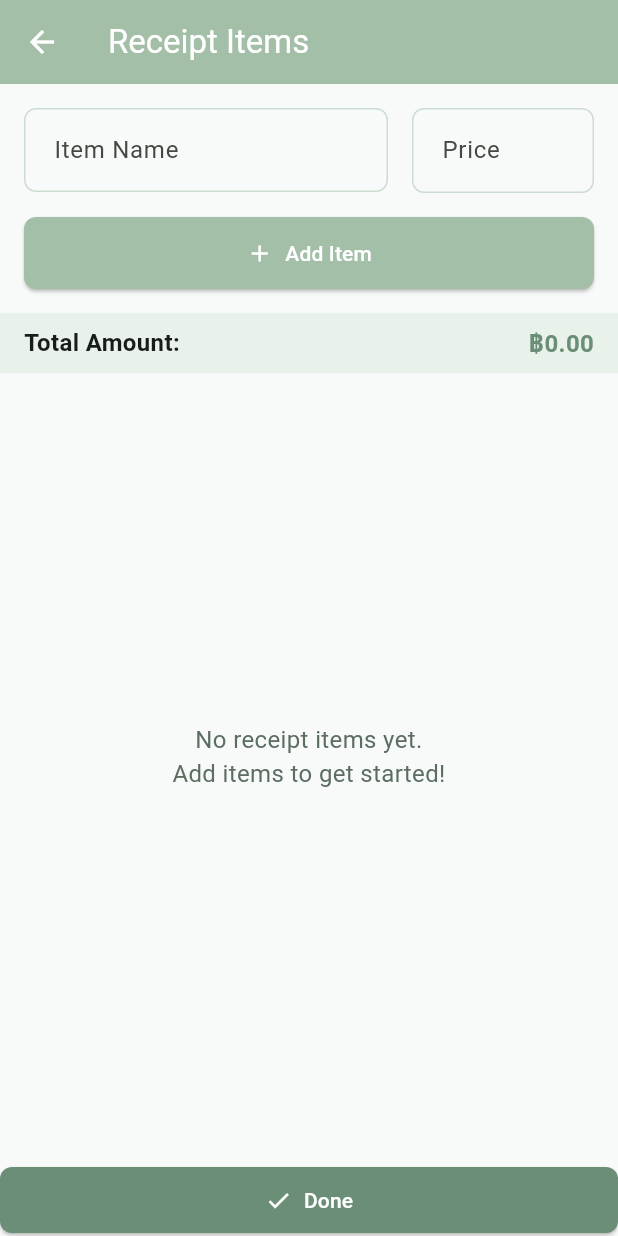
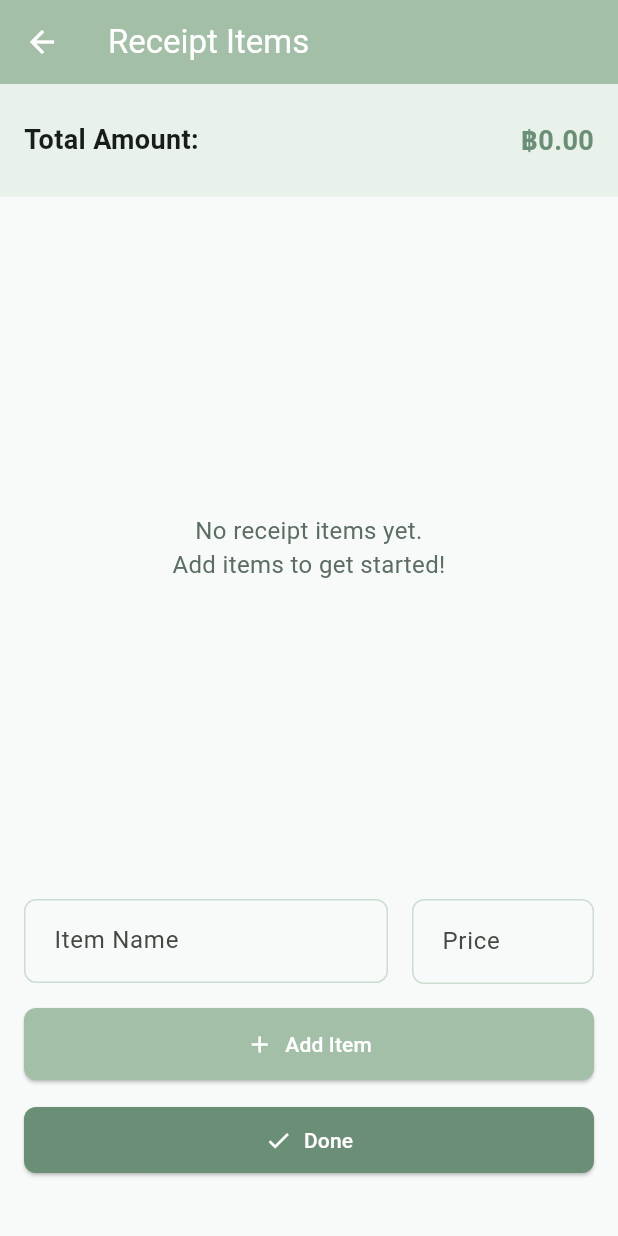
Before and after one commit to vilaphongdouangmala/patty-cash, a Flutter app: the ReceiptScreen screen opened directly, on a phone screen of 412 x 824 dp. Run offline on Flutter 3.47's test engine with Material 3 defaults, Android fonts, the phone set to English and light mode, and no system bars; our stand-ins replace easy_localization, flutter_riverpod, riverpod_annotation; generated files the repository leaves out were written again.

Commit message:
overall UX improvement

```diff
--- a/lib/src/screens/receipt_screen.dart
+++ b/lib/src/screens/receipt_screen.dart
@@ -44,6 +44,53 @@ class _ReceiptScreenState extends ConsumerState<ReceiptScreen> {
       ),
       body: Column(
         children: [
+          // Total amount display
+          Container(
+            padding: const EdgeInsets.symmetric(horizontal: 16, vertical: 24),
+            color: AppTheme.accentColor,
+            child: Row(
+              mainAxisAlignment: MainAxisAlignment.spaceBetween,
+              children: [
+                Text(
+                  'receipt_screen.total_amount'.tr(),
+                  style: const TextStyle(
+                    fontWeight: FontWeight.bold,
+                    fontSize: 18,
+                  ),
+                ),
+                Text(
+                  '฿${totalAmount.toStringAsFixed(2)}',
+                  style: const TextStyle(
+                    fontWeight: FontWeight.bold,
+                    fontSize: 18,
+                    color: AppTheme.secondaryColor,
+                  ),
+                ),
+              ],
+            ),
+          ),
+          const SizedBox(height: 16),
+          // Receipt items list
+          Expanded(
+            child: receiptItems.isEmpty
+                ? const Center(
+                    child: Text(
+                      'No receipt items yet.\nAdd items to get started!',
+                      textAlign: TextAlign.center,
+                      style: TextStyle(
+                        color: AppTheme.lightTextColor,
+                        fontSize: 16,
+                      ),
+                    ),
+                  )
+                : ListView.builder(
+                    itemCount: receiptItems.length,
+                    itemBuilder: (context, index) {
+                      final item = receiptItems[index];
+                      return _buildReceiptItemCard(item);
+                    },
+                  ),
+          ),
           // Add receipt item form
           Padding(
             padding: const EdgeInsets.all(16.0),
@@ -117,56 +164,9 @@ class _ReceiptScreenState extends ConsumerState<ReceiptScreen> {
               ),
             ),
           ),
-
-          // Total amount display
-          Container(
-            padding: const EdgeInsets.symmetric(horizontal: 16, vertical: 8),
-            color: AppTheme.accentColor,
+          Padding(
+            padding: const EdgeInsets.symmetric(horizontal: 16.0),
             child: Row(
-              mainAxisAlignment: MainAxisAlignment.spaceBetween,
-              children: [
-                Text(
-                  'receipt_screen.total_amount'.tr(),
-                  style: const TextStyle(
-                    fontWeight: FontWeight.bold,
-                    fontSize: 16,
-                  ),
-                ),
-                Text(
-                  '฿${totalAmount.toStringAsFixed(2)}',
-                  style: const TextStyle(
-                    fontWeight: FontWeight.bold,
-                    fontSize: 16,
-                    color: AppTheme.secondaryColor,
-                  ),
-                ),
-              ],
-            ),
-          ),
-
-          // Receipt items list
-          Expanded(
-            child: receiptItems.isEmpty
-                ? const Center(
-                    child: Text(
-                      'No receipt items yet.\nAdd items to get started!',
-                      textAlign: TextAlign.center,
-                      style: TextStyle(
-                        color: AppTheme.lightTextColor,
-                        fontSize: 16,
-                      ),
-                    ),
-                  )
-                : ListView.builder(
-                    itemCount: receiptItems.length,
-                    itemBuilder: (context, index) {
-                      final item = receiptItems[index];
-                      return _buildReceiptItemCard(item);
-                    },
-                  ),
-          ),
-          const SizedBox(height: 16),
-          Row(
               children: [
                 Expanded(
                   child: ActionButton(
@@ -180,6 +180,8 @@ class _ReceiptScreenState extends ConsumerState<ReceiptScreen> {
                 ),
               ],
             ),
+          ),
+          const SizedBox(height: 40),
         ],
       ),
     );
--- a/lib/src/screens/summary_screen.dart
+++ b/lib/src/screens/summary_screen.dart
@@ -143,7 +143,7 @@ class SummaryScreen extends ConsumerWidget {
                             '฿${(item.price / item.participantIds.length).toStringAsFixed(2)}',
                             style: const TextStyle(
                               fontWeight: FontWeight.bold,
-                            fontSize: 16,
+                              fontSize: 14,
                             ),
                           ),
                           dense: true,
```
Also changed, not shown: lib/src/screens/participant_screen.dart (+28 -25 lines). Lines whose indentation alone changed are shown as unchanged.
